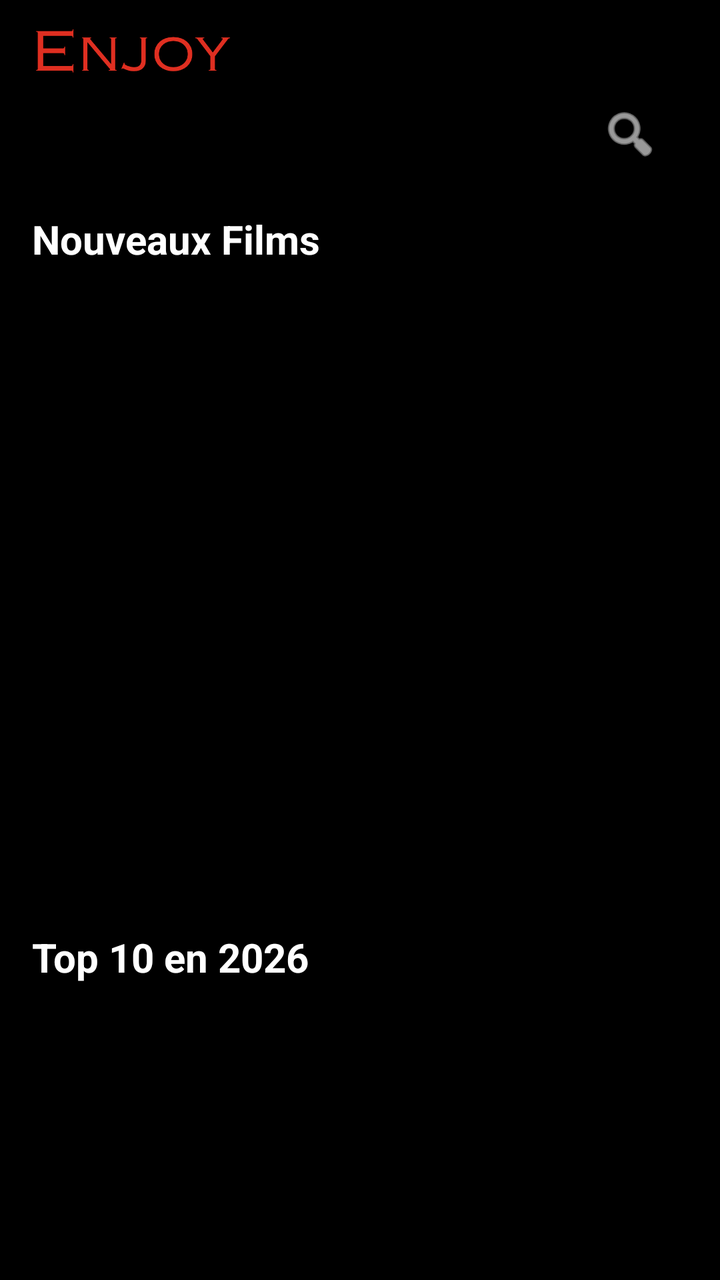
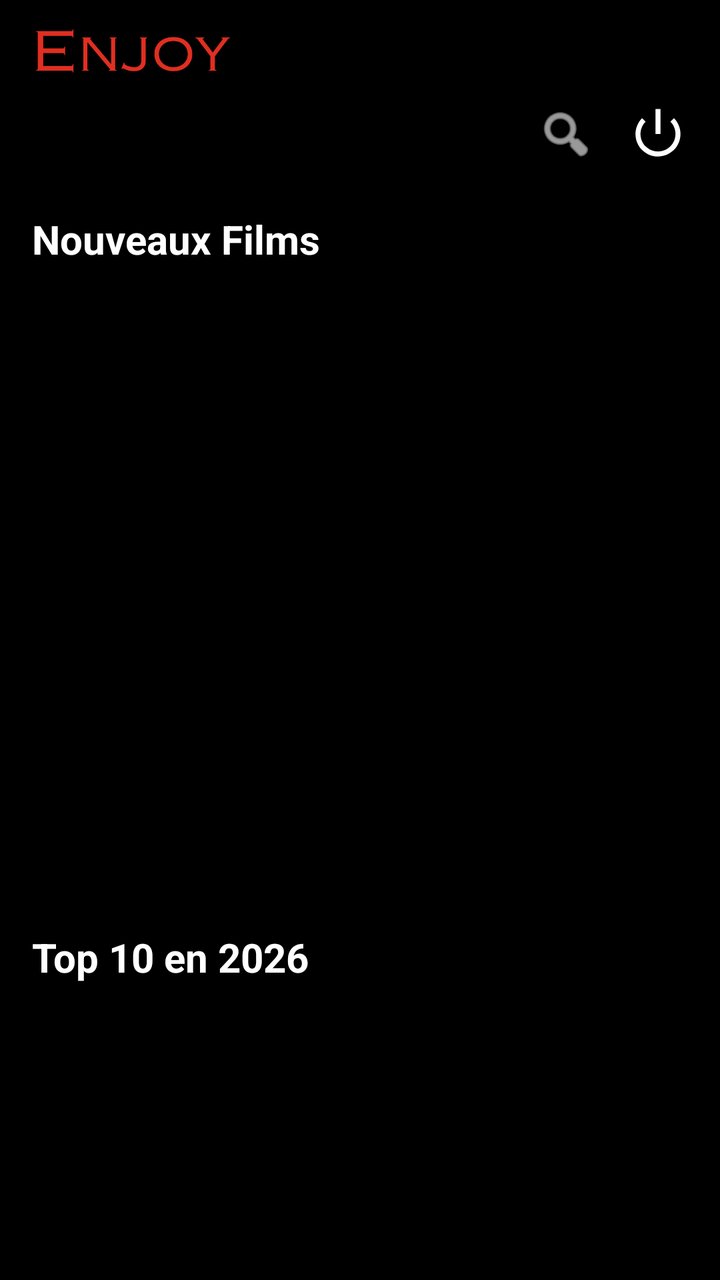

Before-and-after screenshots of an Android layout around one commit, followed by the original layout XML and the change that was made.
<!-- AndroidManifest.xml: application theme Theme.MoviesApp_Jaouhari -->
<!-- res/layout/activity_main.xml -->
<?xml version="1.0" encoding="utf-8"?>
<LinearLayout xmlns:android="http://schemas.android.com/apk/res/android"
    xmlns:app="http://schemas.android.com/apk/res-auto"
    xmlns:tools="http://schemas.android.com/tools"
    android:layout_width="match_parent"
    android:layout_height="match_parent"
    android:background="@color/black"
    android:descendantFocusability="beforeDescendants"
    android:orientation="vertical"
    tools:context=".MainActivity">

    
    <RelativeLayout
        android:layout_width="match_parent"
        android:layout_height="wrap_content"
        android:background="@color/black"
        android:paddingHorizontal="16dp"
        android:paddingTop="14dp"
        android:paddingBottom="8dp">

        <LinearLayout
            android:layout_width="wrap_content"
            android:layout_height="wrap_content"
            android:orientation="vertical">

            <ImageView
                android:id="@+id/imageLogo"
                android:layout_width="100dp"
                android:layout_height="40dp"
                android:scaleType="fitStart"
                android:src="@drawable/logo" />

            <Spinner
                android:id="@+id/genreSpinner"
                android:layout_width="wrap_content"
                android:layout_height="wrap_content"
                android:layout_marginTop="8dp"
                android:background="@drawable/spinner_bg"
                android:spinnerMode="dropdown" />
        </LinearLayout>

        <ImageView
            android:id="@+id/imageSearchIcon"
            android:layout_width="30dp"
            android:layout_height="30dp"
            android:layout_alignParentTop="true"
            android:layout_alignParentEnd="true"
            android:layout_marginTop="38dp"
            android:layout_marginEnd="14dp"
            android:src="@android:drawable/ic_menu_search"
            app:tint="@color/white" />
    </RelativeLayout>

    
    <EditText
        android:id="@+id/editTextSearch"
        android:layout_width="match_parent"
        android:layout_height="wrap_content"
        android:layout_margin="12dp"
        android:background="@color/netflix_dark_grey"
        android:hint="Search movies..."
        android:inputType="text"
        android:padding="12dp"
        android:textColor="@color/white"
        android:textColorHint="#999999"
        android:visibility="gone" />

    <androidx.core.widget.NestedScrollView
        android:layout_width="match_parent"
        android:layout_height="match_parent">

        <LinearLayout
            android:layout_width="match_parent"
            android:layout_height="wrap_content"
            android:orientation="vertical">

            
            <LinearLayout
                android:id="@+id/carouselSection"
                android:layout_width="match_parent"
                android:layout_height="wrap_content"
                android:orientation="vertical">
                <TextView
                    android:layout_width="match_parent"
                    android:layout_height="wrap_content"
                    android:layout_margin="16dp"
                    android:text="Nouveaux Films"
                    android:textColor="@color/white"
                    android:textSize="20sp"
                    android:textStyle="bold" />
                <androidx.recyclerview.widget.RecyclerView
                    android:id="@+id/carouselRecyclerView"
                    android:layout_width="match_parent"
                    android:layout_height="300dp"
                    android:clipToPadding="false"
                    android:paddingStart="60dp"
                    android:paddingEnd="60dp" />
            </LinearLayout>

            
            <LinearLayout
                android:id="@+id/top10Section"
                android:layout_width="match_parent"
                android:layout_height="wrap_content"
                android:orientation="vertical">
                <TextView
                    android:layout_width="match_parent"
                    android:layout_height="wrap_content"
                    android:layout_margin="16dp"
                    android:text="Top 10 en 2026"
                    android:textColor="@color/white"
                    android:textSize="20sp"
                    android:textStyle="bold" />
                <androidx.recyclerview.widget.RecyclerView
                    android:id="@+id/topRatedRecyclerView"
                    android:layout_width="match_parent"
                    android:layout_height="200dp"
                    android:clipToPadding="false"
                    android:paddingStart="12dp"
                    android:paddingEnd="12dp" />
            </LinearLayout>

            
            <LinearLayout
                android:id="@+id/actionSection"
                android:layout_width="match_parent"
                android:layout_height="wrap_content"
                android:orientation="vertical">
                <TextView
                    android:layout_width="match_parent"
                    android:layout_height="wrap_content"
                    android:layout_margin="16dp"
                    android:text="Action"
                    android:textColor="@color/white"
                    android:textSize="20sp"
                    android:textStyle="bold" />
                <androidx.recyclerview.widget.RecyclerView
                    android:id="@+id/actionRecyclerView"
                    android:layout_width="match_parent"
                    android:layout_height="200dp"
                    android:clipToPadding="false"
                    android:paddingStart="12dp"
                    android:paddingEnd="12dp" />
            </LinearLayout>

            <TextView
                android:id="@+id/popularTitle"
                android:layout_width="match_parent"
                android:layout_height="wrap_content"
                android:layout_margin="16dp"
                android:text="Populaires"
                android:textColor="@color/white"
                android:textSize="20sp"
                android:textStyle="bold" />

            
            <androidx.recyclerview.widget.RecyclerView
                android:id="@+id/recyclerView"
                android:layout_width="match_parent"
                android:layout_height="wrap_content"
                android:layout_margin="2dp"
                android:nestedScrollingEnabled="false" />
        </LinearLayout>
    </androidx.core.widget.NestedScrollView>

</LinearLayout>
<!-- resources referenced by this layout -->
<resources>
  <color name="black">#000000</color>
  <color name="netflix_dark_grey">#1F1F1F</color>
  <color name="white">#FFFFFF</color>
  <!-- drawable logo: png bitmap (drawable, 16246 bytes) -->
  <!-- drawable spinner_bg (drawable) -->
  <?xml version="1.0" encoding="utf-8"?>
  <selector xmlns:android="http://schemas.android.com/apk/res/android">
      <item>
          <layer-list>
              <item>
                  <shape>
                      <stroke android:width="1dp" android:color="@color/white" />
                      <corners android:radius="50dp" />
                      <padding android:bottom="4dp" android:left="12dp" android:right="32dp" android:top="4dp" />
                  </shape>
              </item>
              
          </layer-list>
      </item>
  </selector>
  <style name="Theme.MoviesApp_Jaouhari" parent="Base.Theme.MoviesApp_Jaouhari" />
  <style name="Base.Theme.MoviesApp_Jaouhari" parent="Theme.Material3.DayNight.NoActionBar">
          
          
      </style>
</resources>

<!-- the commit's change to res/layout/activity_main.xml (unified diff, before → after) -->
@@ -39,16 +39,29 @@
                 android:spinnerMode="dropdown" />
         </LinearLayout>
 
-        <ImageView
-            android:id="@+id/imageSearchIcon"
-            android:layout_width="30dp"
-            android:layout_height="30dp"
-            android:layout_alignParentTop="true"
+        <LinearLayout
+            android:layout_width="wrap_content"
+            android:layout_height="wrap_content"
             android:layout_alignParentEnd="true"
             android:layout_marginTop="38dp"
-            android:layout_marginEnd="14dp"
-            android:src="@android:drawable/ic_menu_search"
-            app:tint="@color/white" />
+            android:gravity="center_vertical"
+            android:orientation="horizontal">
+
+            <ImageView
+                android:id="@+id/imageSearchIcon"
+                android:layout_width="30dp"
+                android:layout_height="30dp"
+                android:layout_marginEnd="16dp"
+                android:src="@android:drawable/ic_menu_search"
+                app:tint="@color/white" />
+
+            <ImageView
+                android:id="@+id/logoutIcon"
+                android:layout_width="30dp"
+                android:layout_height="30dp"
+                android:src="@android:drawable/ic_lock_power_off"
+                app:tint="@color/white" />
+        </LinearLayout>
     </RelativeLayout>
 
     
